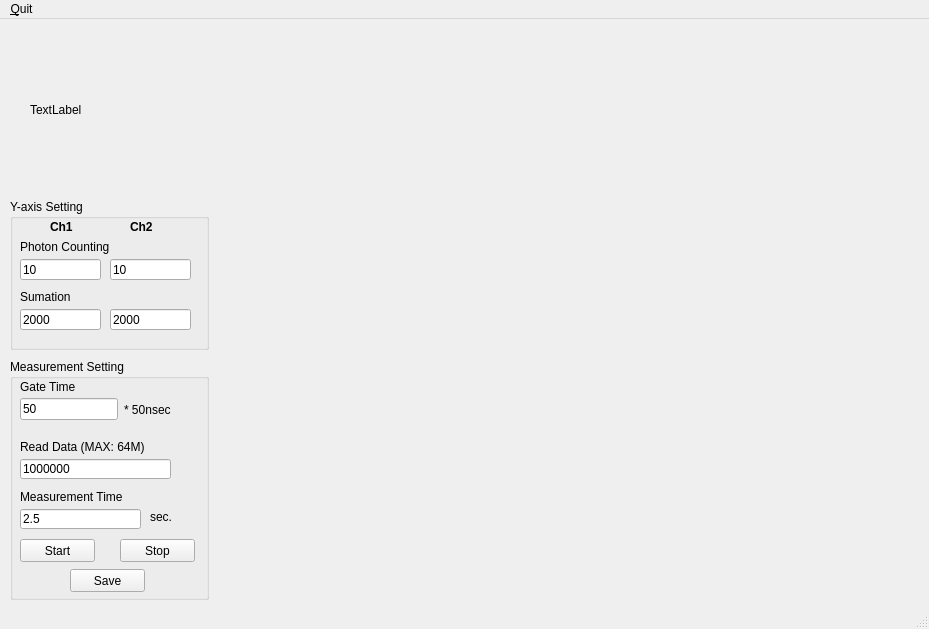
Above: ui/qt_ui.ui from t10823gm/M9003 before the change. Below: the same form after it.
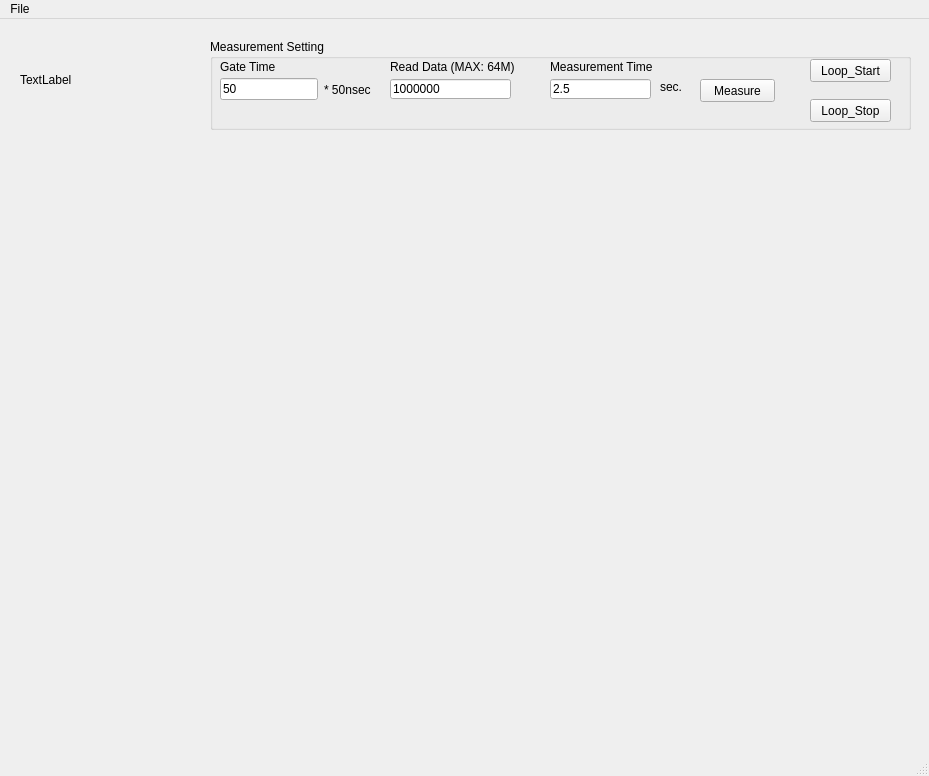
That is the form after the change.

Commit message: renewal of GUI design

Patch:
```diff
--- a/ui/qt_ui.ui
+++ b/ui/qt_ui.ui
@@ -7,7 +7,7 @@
     <x>0</x>
     <y>0</y>
     <width>929</width>
-    <height>629</height>
+    <height>776</height>
    </rect>
   </property>
   <property name="windowTitle">
@@ -17,148 +17,13 @@
    <property name="enabled">
     <bool>true</bool>
    </property>
-   <widget class="QGroupBox" name="ySetttingBox">
-    <property name="geometry">
-     <rect>
-      <x>10</x>
-      <y>180</y>
-      <width>199</width>
-      <height>151</height>
-     </rect>
-    </property>
-    <property name="font">
-     <font>
-      <weight>50</weight>
-      <bold>false</bold>
-     </font>
-    </property>
-    <property name="title">
-     <string>Y-axis Setting</string>
-    </property>
-    <widget class="QLabel" name="PhotonCounting">
-     <property name="geometry">
-      <rect>
-       <x>10</x>
-       <y>40</y>
-       <width>101</width>
-       <height>16</height>
-      </rect>
-     </property>
-     <property name="text">
-      <string>Photon Counting</string>
-     </property>
-    </widget>
-    <widget class="QLabel" name="Upper">
-     <property name="geometry">
-      <rect>
-       <x>40</x>
-       <y>20</y>
-       <width>31</width>
-       <height>16</height>
-      </rect>
-     </property>
-     <property name="font">
-      <font>
-       <weight>75</weight>
-       <bold>true</bold>
-      </font>
-     </property>
-     <property name="text">
-      <string>Ch1</string>
-     </property>
-    </widget>
-    <widget class="QLabel" name="Lower">
-     <property name="geometry">
-      <rect>
-       <x>120</x>
-       <y>20</y>
-       <width>31</width>
-       <height>16</height>
-      </rect>
-     </property>
-     <property name="font">
-      <font>
-       <weight>75</weight>
-       <bold>true</bold>
-      </font>
-     </property>
-     <property name="text">
-      <string>Ch2</string>
-     </property>
-    </widget>
-    <widget class="QLabel" name="summation">
-     <property name="geometry">
-      <rect>
-       <x>10</x>
-       <y>90</y>
-       <width>101</width>
-       <height>16</height>
-      </rect>
-     </property>
-     <property name="text">
-      <string>Sumation</string>
-     </property>
-    </widget>
-    <widget class="QLineEdit" name="pCh1_y">
-     <property name="geometry">
-      <rect>
-       <x>10</x>
-       <y>60</y>
-       <width>81</width>
-       <height>21</height>
-      </rect>
-     </property>
-     <property name="text">
-      <string>10</string>
-     </property>
-    </widget>
-    <widget class="QLineEdit" name="pCh2_y">
-     <property name="geometry">
-      <rect>
-       <x>100</x>
-       <y>60</y>
-       <width>81</width>
-       <height>21</height>
-      </rect>
-     </property>
-     <property name="text">
-      <string>10</string>
-     </property>
-    </widget>
-    <widget class="QLineEdit" name="sumCh1_y">
-     <property name="geometry">
-      <rect>
-       <x>10</x>
-       <y>110</y>
-       <width>81</width>
-       <height>21</height>
-      </rect>
-     </property>
-     <property name="text">
-      <string>2000</string>
-     </property>
-    </widget>
-    <widget class="QLineEdit" name="sumCh2_y">
-     <property name="geometry">
-      <rect>
-       <x>100</x>
-       <y>110</y>
-       <width>81</width>
-       <height>21</height>
-      </rect>
-     </property>
-     <property name="text">
-      <string>2000</string>
-     </property>
-    </widget>
-   </widget>
    <widget class="QGroupBox" name="mSettingBox">
     <property name="geometry">
      <rect>
-      <x>10</x>
-      <y>340</y>
-      <width>199</width>
-      <height>241</height>
+      <x>210</x>
+      <y>20</y>
+      <width>701</width>
+      <height>91</height>
      </rect>
     </property>
     <property name="title">
@@ -212,8 +77,8 @@
     <widget class="QLabel" name="str_readData">
      <property name="geometry">
       <rect>
-       <x>10</x>
-       <y>80</y>
+       <x>180</x>
+       <y>20</y>
        <width>141</width>
        <height>16</height>
       </rect>
@@ -231,8 +96,8 @@
     <widget class="QLabel" name="str_mesTime">
      <property name="geometry">
       <rect>
-       <x>10</x>
-       <y>130</y>
+       <x>340</x>
+       <y>20</y>
        <width>121</width>
        <height>16</height>
       </rect>
@@ -250,48 +115,35 @@
     <widget class="QPushButton" name="loop_start">
      <property name="geometry">
       <rect>
-       <x>10</x>
-       <y>180</y>
+       <x>490</x>
+       <y>40</y>
        <width>75</width>
        <height>23</height>
       </rect>
      </property>
      <property name="text">
-      <string>Start</string>
+      <string>Measure</string>
      </property>
     </widget>
     <widget class="QPushButton" name="dataSave">
      <property name="geometry">
       <rect>
-       <x>60</x>
-       <y>210</y>
-       <width>75</width>
+       <x>600</x>
+       <y>60</y>
+       <width>81</width>
        <height>23</height>
       </rect>
      </property>
      <property name="text">
-      <string>Save</string>
-     </property>
-    </widget>
-    <widget class="QPushButton" name="loot_stop">
-     <property name="geometry">
-      <rect>
-       <x>110</x>
-       <y>180</y>
-       <width>75</width>
-       <height>23</height>
-      </rect>
-     </property>
-     <property name="text">
-      <string>Stop</string>
+      <string>Loop_Stop</string>
      </property>
     </widget>
     <widget class="QLineEdit" name="m_time">
      <property name="geometry">
       <rect>
-       <x>10</x>
-       <y>150</y>
-       <width>121</width>
+       <x>340</x>
+       <y>40</y>
+       <width>101</width>
        <height>20</height>
       </rect>
      </property>
@@ -302,8 +154,8 @@
     <widget class="QLabel" name="str_gateTime_2">
      <property name="geometry">
       <rect>
-       <x>140</x>
-       <y>150</y>
+       <x>450</x>
+       <y>40</y>
        <width>51</width>
        <height>16</height>
       </rect>
@@ -315,9 +167,9 @@
     <widget class="QLineEdit" name="read_data">
      <property name="geometry">
       <rect>
-       <x>10</x>
-       <y>100</y>
-       <width>151</width>
+       <x>180</x>
+       <y>40</y>
+       <width>121</width>
        <height>20</height>
       </rect>
      </property>
@@ -325,63 +177,76 @@
       <string>1000000</string>
      </property>
     </widget>
+    <widget class="QPushButton" name="btn_loopStart">
+     <property name="geometry">
+      <rect>
+       <x>600</x>
+       <y>20</y>
+       <width>81</width>
+       <height>23</height>
+      </rect>
+     </property>
+     <property name="text">
+      <string>Loop_Start</string>
+     </property>
+    </widget>
    </widget>
    <widget class="QLabel" name="logo">
     <property name="geometry">
      <rect>
-      <x>30</x>
+      <x>20</x>
       <y>10</y>
-      <width>161</width>
-      <height>161</height>
+      <width>171</width>
+      <height>101</height>
      </rect>
     </property>
     <property name="text">
      <string>TextLabel</string>
     </property>
    </widget>
-   <widget class="QFrame" name="horizontalFrame_2">
+   <widget class="QWidget" name="verticalLayoutWidget">
     <property name="geometry">
      <rect>
-      <x>220</x>
-      <y>10</y>
-      <width>441</width>
-      <height>281</height>
+      <x>10</x>
+      <y>120</y>
+      <width>511</width>
+      <height>301</height>
      </rect>
     </property>
-    <layout class="QHBoxLayout" name="countCh1"/>
+    <layout class="QVBoxLayout" name="countCh1"/>
    </widget>
-   <widget class="QFrame" name="horizontalFrame_3">
+   <widget class="QWidget" name="verticalLayoutWidget_2">
     <property name="geometry">
      <rect>
-      <x>670</x>
-      <y>10</y>
-      <width>251</width>
-      <height>281</height>
+      <x>530</x>
+      <y>120</y>
+      <width>391</width>
+      <height>301</height>
      </rect>
     </property>
-    <layout class="QHBoxLayout" name="sumCh1"/>
+    <layout class="QVBoxLayout" name="sumCh1"/>
    </widget>
-   <widget class="QFrame" name="horizontalFrame_4">
+   <widget class="QWidget" name="verticalLayoutWidget_3">
     <property name="geometry">
      <rect>
-      <x>220</x>
-      <y>300</y>
-      <width>441</width>
-      <height>281</height>
+      <x>10</x>
+      <y>430</y>
+      <width>511</width>
+      <height>301</height>
      </rect>
     </property>
-    <layout class="QHBoxLayout" name="countCh2"/>
+    <layout class="QVBoxLayout" name="countCh2"/>
    </widget>
-   <widget class="QFrame" name="horizontalFrame_5">
+   <widget class="QWidget" name="verticalLayoutWidget_4">
     <property name="geometry">
      <rect>
-      <x>670</x>
-      <y>300</y>
-      <width>251</width>
-      <height>281</height>
+      <x>530</x>
+      <y>430</y>
+      <width>391</width>
+      <height>301</height>
      </rect>
     </property>
-    <layout class="QHBoxLayout" name="sumCh2"/>
+    <layout class="QVBoxLayout" name="sumCh2"/>
    </widget>
   </widget>
   <widget class="QMenuBar" name="menubar">
@@ -395,7 +260,7 @@
    </property>
    <widget class="QMenu" name="menu_Quit">
     <property name="title">
-     <string>&amp;Quit</string>
+     <string>File</string>
     </property>
     <addaction name="action_Quit"/>
    </widget>
```
Left out of the diff: 13 changed lines with no effect on the pictures. The commit also changes 1 other file.
